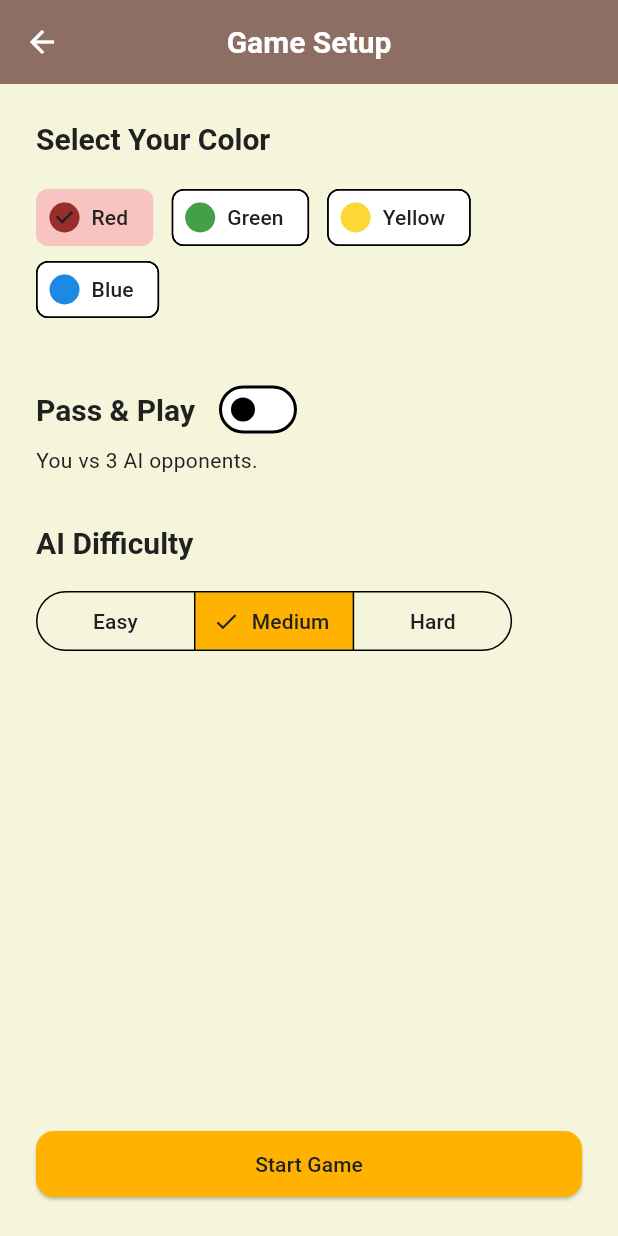
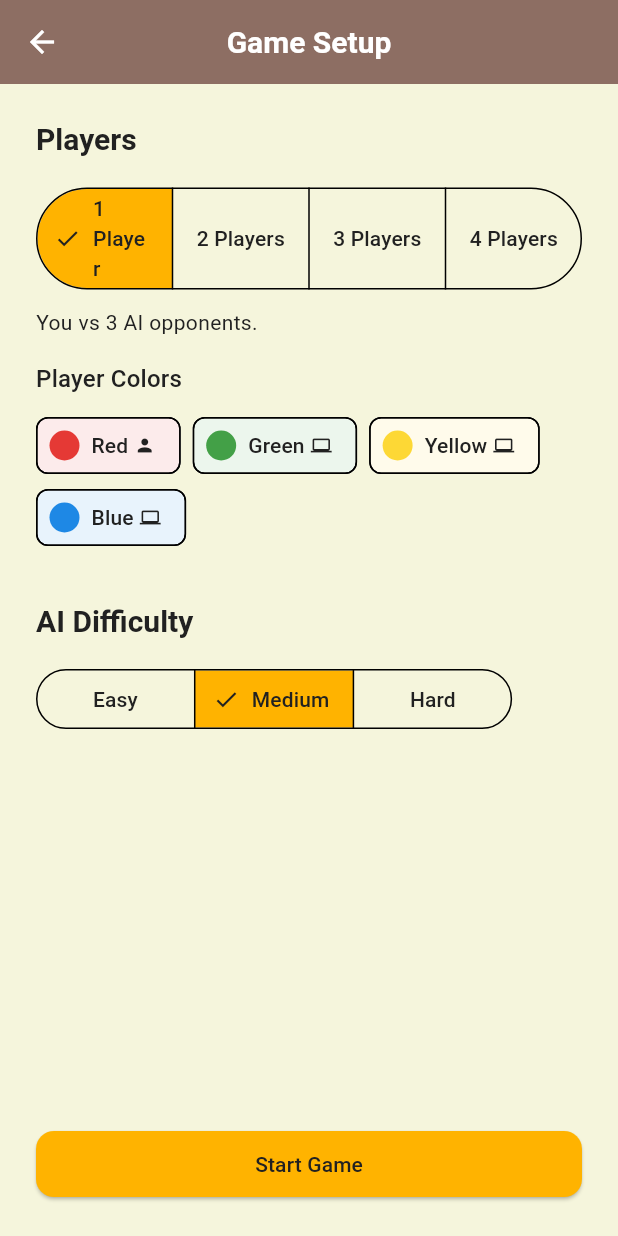
Before and after one commit to dancepopper1984/afro-ludo, a Flutter app: the LudoSetupScreen screen opened directly, on a phone screen of 412 x 824 dp. Run offline on Flutter 3.47's test engine with Material 3 defaults, Android fonts, the phone set to English and light mode, and no system bars; our stand-ins replace audioplayers, firebase_core, firebase_crashlytics, flutter_riverpod, google_mobile_ads, hive_flutter and 2 more; accounts and stored records are empty.

Commit message:
feat: Pass & Play with 2-4 human player selector

```diff
--- a/lib/ui/screens/ludo_setup_screen.dart
+++ b/lib/ui/screens/ludo_setup_screen.dart
@@ -7,10 +7,9 @@ import 'ludo_game_screen.dart';
 
 /// Ludo 游戏设置界面
 ///
-/// 允许玩家选择：
-/// - 自己的颜色（0-3）
-/// - AI 难度（Easy / Medium / Hard）
-/// - 其他 3 个玩家由 AI 控制
+/// 支持：
+/// - 1 人类 + 3 AI（经典模式，可选 AI 难度）
+/// - 2-4 人类 Pass & Play（本地多人轮流玩）
 class LudoSetupScreen extends ConsumerStatefulWidget {
   const LudoSetupScreen({super.key});
 
@@ -19,9 +18,8 @@ class LudoSetupScreen extends ConsumerStatefulWidget {
 }
 
 class _LudoSetupScreenState extends ConsumerState<LudoSetupScreen> {
-  int _selectedPlayerId = 0;
+  int _humanCount = 1;
   AIDifficulty _aiDifficulty = AIDifficulty.medium;
-  bool _passAndPlay = false;
 
   static const List<(String, int)> _playerOptions = [
     ('Red', 0),
@@ -30,10 +28,24 @@ class _LudoSetupScreenState extends ConsumerState<LudoSetupScreen> {
     ('Blue', 3),
   ];
 
+  static const List<String> _humanLabels = [
+    '1 Player',
+    '2 Players',
+    '3 Players',
+    '4 Players',
+  ];
+
+  static const List<String> _humanDescriptions = [
+    'You vs 3 AI opponents.',
+    '2 humans, 2 AI opponents.',
+    '3 humans, 1 AI opponent.',
+    'All 4 players on this device.',
+  ];
+
   void _startGame() {
     final players = <Player>[];
     for (final (name, id) in _playerOptions) {
-      final isHuman = _passAndPlay || id == _selectedPlayerId;
+      final isHuman = id < _humanCount;
       players.add(
         Player.withPieces(
           id: id,
@@ -67,45 +79,50 @@ class _LudoSetupScreenState extends ConsumerState<LudoSetupScreen> {
             crossAxisAlignment: CrossAxisAlignment.start,
             children: [
               Text(
-                'Select Your Color',
+                'Players',
                 style: Theme.of(context).textTheme.titleLarge,
               ),
               const SizedBox(height: 16),
-              Wrap(
-                spacing: 12,
-                children: [
-                  for (final (name, id) in _playerOptions)
-                    _ColorChip(
-                      name: name,
-                      color: AfroTheme.playerColors[id],
-                      isSelected: _selectedPlayerId == id,
-                      onTap: () => setState(() => _selectedPlayerId = id),
+              SegmentedButton<int>(
+                segments: [
+                  for (int i = 0; i < 4; i++)
+                    ButtonSegment<int>(
+                      value: i + 1,
+                      label: Text(_humanLabels[i]),
                     ),
                 ],
+                selected: {_humanCount},
+                onSelectionChanged: (set) {
+                  if (set.isNotEmpty) {
+                    setState(() => _humanCount = set.first);
+                  }
+                },
               ),
-              const SizedBox(height: 32),
-              Row(
-                children: [
-                  Text(
-                    'Pass & Play',
-                    style: Theme.of(context).textTheme.titleLarge,
-                  ),
-                  const SizedBox(width: 12),
-                  Switch(
-                    value: _passAndPlay,
-                    onChanged: (value) => setState(() => _passAndPlay = value),
-                  ),
-                ],
-              ),
+              const SizedBox(height: 8),
               Text(
-                _passAndPlay
-                    ? 'All 4 players take turns on this device.'
-                    : 'You vs 3 AI opponents.',
+                _humanDescriptions[_humanCount - 1],
                 style: Theme.of(context).textTheme.bodyMedium?.copyWith(
                       color: Theme.of(context).colorScheme.onSurfaceVariant,
                     ),
               ),
-              if (!_passAndPlay) ...[
+              const SizedBox(height: 16),
+              Text(
+                'Player Colors',
+                style: Theme.of(context).textTheme.titleMedium,
+              ),
+              const SizedBox(height: 8),
+              Wrap(
+                spacing: 8,
+                children: [
+                  for (final (name, id) in _playerOptions)
+                    _PlayerBadge(
+                      name: name,
+                      color: AfroTheme.playerColors[id],
+                      isHuman: id < _humanCount,
+                    ),
+                ],
+              ),
+              if (_humanCount == 1) ...[
                 const SizedBox(height: 32),
                 Text(
                   'AI Difficulty',
@@ -151,30 +168,37 @@ class _LudoSetupScreenState extends ConsumerState<LudoSetupScreen> {
   }
 }
 
-class _ColorChip extends StatelessWidget {
+class _PlayerBadge extends StatelessWidget {
   final String name;
   final Color color;
-  final bool isSelected;
-  final VoidCallback onTap;
+  final bool isHuman;
 
-  const _ColorChip({
+  const _PlayerBadge({
     required this.name,
     required this.color,
-    required this.isSelected,
-    required this.onTap,
+    required this.isHuman,
   });
 
   @override
   Widget build(BuildContext context) {
-    return ChoiceChip(
-      label: Text(name),
-      selected: isSelected,
-      onSelected: (_) => onTap(),
+    return Chip(
       avatar: CircleAvatar(
         backgroundColor: color,
         radius: 10,
       ),
-      selectedColor: color.withValues(alpha: 0.3),
+      label: Row(
+        mainAxisSize: MainAxisSize.min,
+        children: [
+          Text(name),
+          const SizedBox(width: 4),
+          Icon(
+            isHuman ? Icons.person : Icons.computer,
+            size: 14,
+            color: Theme.of(context).colorScheme.onSurfaceVariant,
+          ),
+        ],
+      ),
+      backgroundColor: color.withValues(alpha: 0.1),
     );
   }
 }
```
